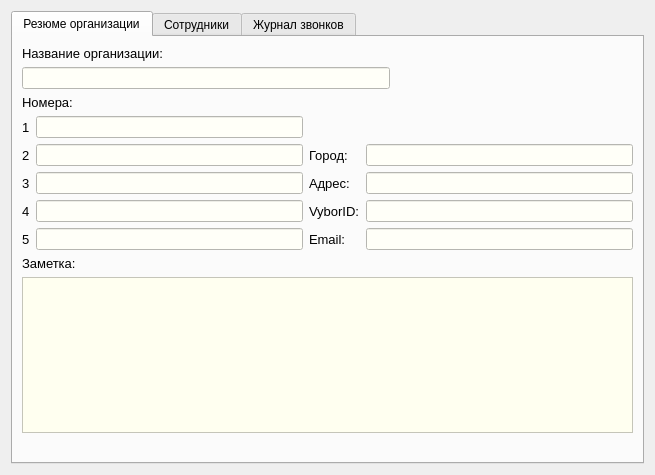
First picture: the form in ViewOrgContactDialog.ui, repository okostynchuk/Outcall, before the edit.
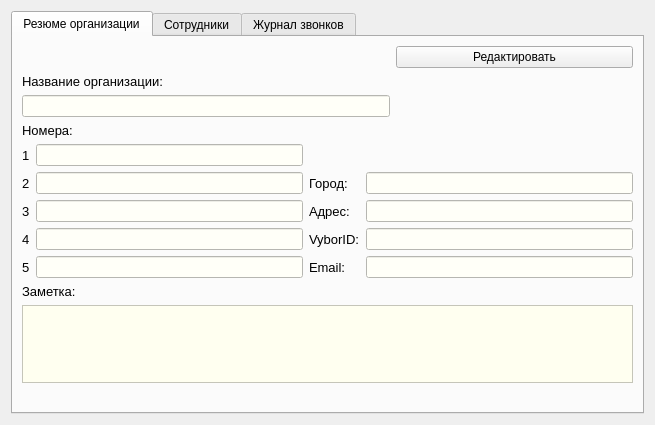
Second picture: the form after the edit. The open tabs and pages were chosen to show the change. Icons and pictures are not drawn.

What changed in the file:
```diff
--- a/ViewOrgContactDialog.ui
+++ b/ViewOrgContactDialog.ui
@@ -7,7 +7,7 @@
     <x>0</x>
     <y>0</y>
     <width>655</width>
-    <height>475</height>
+    <height>425</height>
    </rect>
   </property>
   <property name="windowTitle">
@@ -41,7 +41,7 @@
         <layout class="QVBoxLayout" name="verticalLayout">
          <item>
           <layout class="QGridLayout" name="gridLayout_3">
-           <item row="0" column="0">
+           <item row="1" column="0">
             <layout class="QGridLayout" name="gridLayout_2">
              <item row="1" column="0">
               <widget class="QLineEdit" name="OrgName">
@@ -75,7 +75,7 @@
              </item>
             </layout>
            </item>
-           <item row="0" column="1">
+           <item row="1" column="1">
             <spacer name="horizontalSpacer">
              <property name="orientation">
               <enum>Qt::Horizontal</enum>
@@ -88,6 +88,16 @@
              </property>
             </spacer>
            </item>
+           <item row="0" column="1">
+            <widget class="QPushButton" name="editButton">
+             <property name="focusPolicy">
+              <enum>Qt::NoFocus</enum>
+             </property>
+             <property name="text">
+              <string>Редактировать</string>
+             </property>
+            </widget>
+           </item>
           </layout>
          </item>
          <item>
```
Left out of the diff: 2 changed lines with no effect on the pictures.
